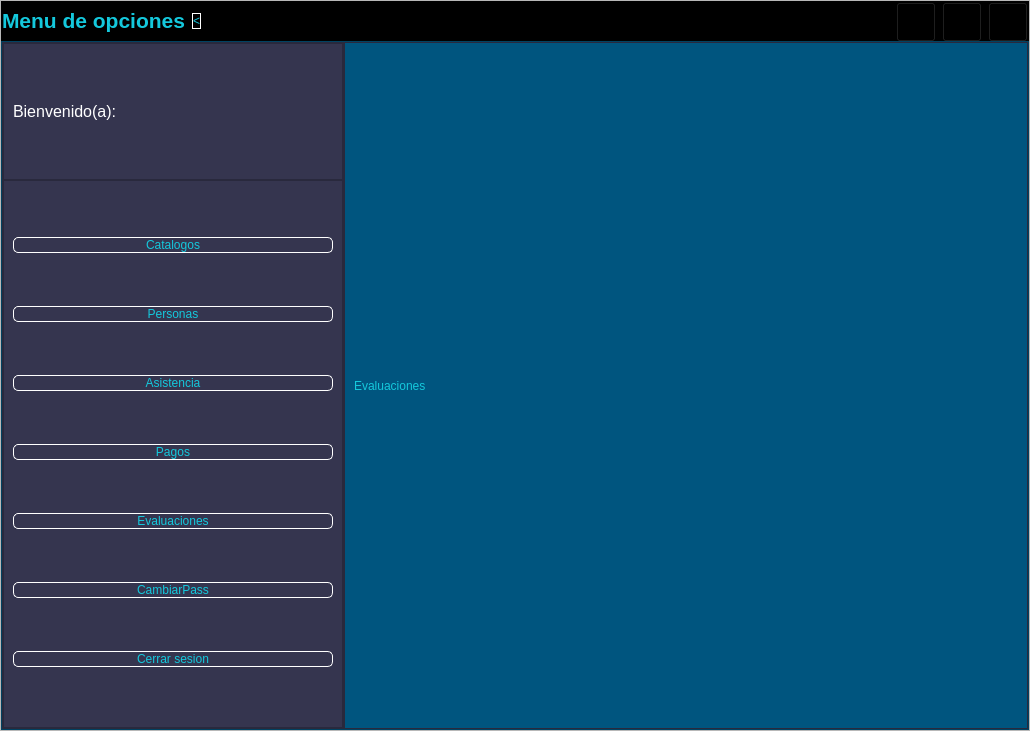
Old version of the form PracticaC4_1/Gui/ControlWindows.ui in the repository FaTeWendering/PracticaC4_1_admin_database.
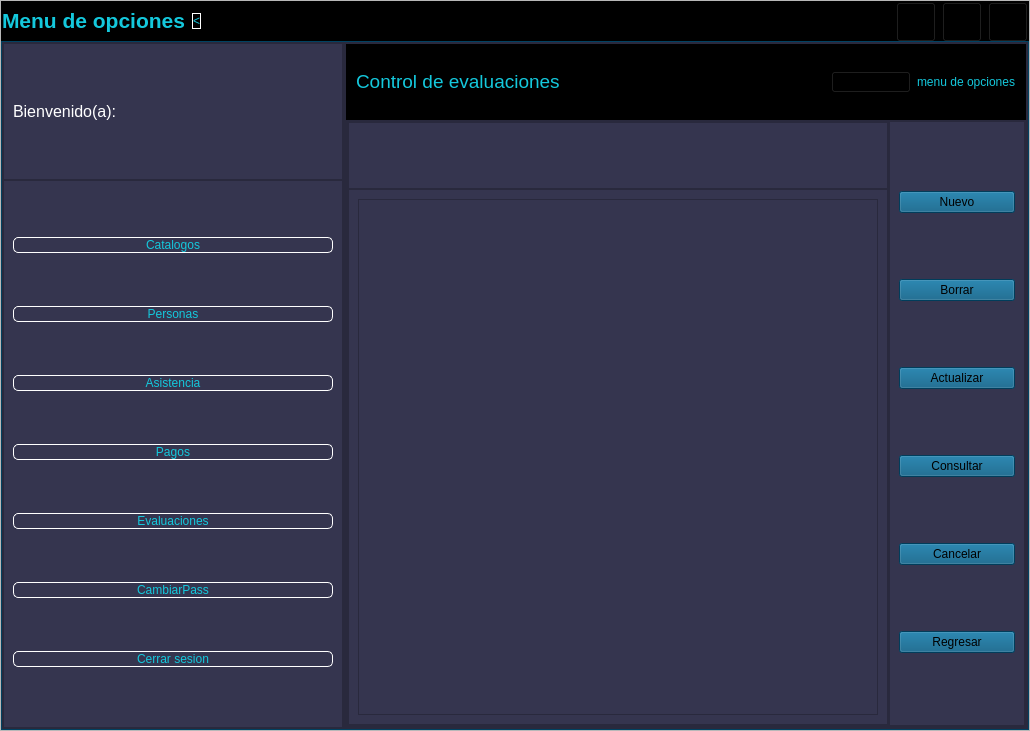
New version of the form. The open tabs and pages were chosen to show the change. Icons and pictures are not drawn.

Patch:
```diff
--- a/PracticaC4_1/Gui/ControlWindows.ui
+++ b/PracticaC4_1/Gui/ControlWindows.ui
@@ -1646,11 +1646,252 @@
               </widget>
               <widget class="QWidget" name="Evaluaciones">
                <layout class="QHBoxLayout" name="horizontalLayout_12">
+                <property name="spacing">
+                 <number>0</number>
+                </property>
+                <property name="leftMargin">
+                 <number>0</number>
+                </property>
+                <property name="topMargin">
+                 <number>0</number>
+                </property>
+                <property name="rightMargin">
+                 <number>0</number>
+                </property>
+                <property name="bottomMargin">
+                 <number>0</number>
+                </property>
                 <item>
-                 <widget class="QLabel" name="label_9">
-                  <property name="text">
-                   <string>Evaluaciones</string>
+                 <widget class="QFrame" name="frame_44">
+                  <property name="frameShape">
+                   <enum>QFrame::StyledPanel</enum>
                   </property>
+                  <property name="frameShadow">
+                   <enum>QFrame::Raised</enum>
+                  </property>
+                  <layout class="QVBoxLayout" name="verticalLayout_28" stretch="1,8">
+                   <property name="spacing">
+                    <number>0</number>
+                   </property>
+                   <property name="leftMargin">
+                    <number>0</number>
+                   </property>
+                   <property name="topMargin">
+                    <number>0</number>
+                   </property>
+                   <property name="rightMargin">
+                    <number>0</number>
+                   </property>
+                   <property name="bottomMargin">
+                    <number>0</number>
+                   </property>
+                   <item>
+                    <widget class="QFrame" name="frame_45">
+                     <property name="styleSheet">
+                      <string notr="true">background-color: rgb(0, 0, 0);</string>
+                     </property>
+                     <property name="frameShape">
+                      <enum>QFrame::StyledPanel</enum>
+                     </property>
+                     <property name="frameShadow">
+                      <enum>QFrame::Raised</enum>
+                     </property>
+                     <layout class="QHBoxLayout" name="horizontalLayout_40">
+                      <item>
+                       <widget class="QLabel" name="label_9">
+                        <property name="text">
+                         <string>&lt;html&gt;&lt;head/&gt;&lt;body&gt;&lt;p&gt;&lt;span style=&quot; font-size:14pt;&quot;&gt;Control de evaluaciones&lt;/span&gt;&lt;/p&gt;&lt;/body&gt;&lt;/html&gt;</string>
+                        </property>
+                       </widget>
+                      </item>
+                      <item>
+                       <spacer name="horizontalSpacer_11">
+                        <property name="orientation">
+                         <enum>Qt::Horizontal</enum>
+                        </property>
+                        <property name="sizeHint" stdset="0">
+                         <size>
+                          <width>291</width>
+                          <height>20</height>
+                         </size>
+                        </property>
+                       </spacer>
+                      </item>
+                      <item>
+                       <widget class="QPushButton" name="pushButton_6">
+                        <property name="text">
+                         <string>&gt;</string>
+                        </property>
+                       </widget>
+                      </item>
+                      <item>
+                       <widget class="QLabel" name="label_38">
+                        <property name="text">
+                         <string>menu de opciones</string>
+                        </property>
+                       </widget>
+                      </item>
+                     </layout>
+                    </widget>
+                   </item>
+                   <item>
+                    <widget class="QFrame" name="frame_46">
+                     <property name="frameShape">
+                      <enum>QFrame::StyledPanel</enum>
+                     </property>
+                     <property name="frameShadow">
+                      <enum>QFrame::Raised</enum>
+                     </property>
+                     <layout class="QHBoxLayout" name="horizontalLayout_41" stretch="8,2">
+                      <property name="spacing">
+                       <number>0</number>
+                      </property>
+                      <property name="leftMargin">
+                       <number>0</number>
+                      </property>
+                      <property name="topMargin">
+                       <number>0</number>
+                      </property>
+                      <property name="rightMargin">
+                       <number>0</number>
+                      </property>
+                      <property name="bottomMargin">
+                       <number>0</number>
+                      </property>
+                      <item>
+                       <widget class="QFrame" name="frame_47">
+                        <property name="frameShape">
+                         <enum>QFrame::StyledPanel</enum>
+                        </property>
+                        <property name="frameShadow">
+                         <enum>QFrame::Raised</enum>
+                        </property>
+                        <layout class="QHBoxLayout" name="horizontalLayout_42">
+                         <property name="spacing">
+                          <number>0</number>
+                         </property>
+                         <property name="leftMargin">
+                          <number>0</number>
+                         </property>
+                         <property name="topMargin">
+                          <number>0</number>
+                         </property>
+                         <property name="rightMargin">
+                          <number>0</number>
+                         </property>
+                         <property name="bottomMargin">
+                          <number>0</number>
+                         </property>
+                         <item>
+                          <widget class="QStackedWidget" name="stackedWidget_4">
+                           <widget class="QWidget" name="page_5">
+                            <layout class="QVBoxLayout" name="verticalLayout_30" stretch="1,8">
+                             <property name="spacing">
+                              <number>0</number>
+                             </property>
+                             <property name="leftMargin">
+                              <number>0</number>
+                             </property>
+                             <property name="topMargin">
+                              <number>0</number>
+                             </property>
+                             <property name="rightMargin">
+                              <number>0</number>
+                             </property>
+                             <property name="bottomMargin">
+                              <number>0</number>
+                             </property>
+                             <item>
+                              <widget class="QFrame" name="frame_49">
+                               <property name="frameShape">
+                                <enum>QFrame::StyledPanel</enum>
+                               </property>
+                               <property name="frameShadow">
+                                <enum>QFrame::Raised</enum>
+                               </property>
+                              </widget>
+                             </item>
+                             <item>
+                              <widget class="QFrame" name="frame_50">
+                               <property name="frameShape">
+                                <enum>QFrame::StyledPanel</enum>
+                               </property>
+                               <property name="frameShadow">
+                                <enum>QFrame::Raised</enum>
+                               </property>
+                               <layout class="QHBoxLayout" name="horizontalLayout_43">
+                                <item>
+                                 <widget class="QTableWidget" name="tableWidget_3"/>
+                                </item>
+                               </layout>
+                              </widget>
+                             </item>
+                            </layout>
+                           </widget>
+                           <widget class="QWidget" name="page_6"/>
+                          </widget>
+                         </item>
+                        </layout>
+                       </widget>
+                      </item>
+                      <item>
+                       <widget class="QFrame" name="frame_48">
+                        <property name="frameShape">
+                         <enum>QFrame::StyledPanel</enum>
+                        </property>
+                        <property name="frameShadow">
+                         <enum>QFrame::Raised</enum>
+                        </property>
+                        <layout class="QVBoxLayout" name="verticalLayout_29">
+                         <item>
+                          <widget class="QPushButton" name="btn_eva_nuevo">
+                           <property name="text">
+                            <string>Nuevo</string>
+                           </property>
+                          </widget>
+                         </item>
+                         <item>
+                          <widget class="QPushButton" name="btn_eva_borrar">
+                           <property name="text">
+                            <string>Borrar</string>
+                           </property>
+                          </widget>
+                         </item>
+                         <item>
+                          <widget class="QPushButton" name="btn_eva_actualizar">
+                           <property name="text">
+                            <string>Actualizar</string>
+                           </property>
+                          </widget>
+                         </item>
+                         <item>
+                          <widget class="QPushButton" name="btn_eva_consultar">
+                           <property name="text">
+                            <string>Consultar</string>
+                           </property>
+                          </widget>
+                         </item>
+                         <item>
+                          <widget class="QPushButton" name="btn_eva_cancelar">
+                           <property name="text">
+                            <string>Cancelar</string>
+                           </property>
+                          </widget>
+                         </item>
+                         <item>
+                          <widget class="QPushButton" name="btn_eva_regresar">
+                           <property name="text">
+                            <string>Regresar</string>
+                           </property>
+                          </widget>
+                         </item>
+                        </layout>
+                       </widget>
+                      </item>
+                     </layout>
+                    </widget>
+                   </item>
+                  </layout>
                  </widget>
                 </item>
                </layout>
```
Left out of the diff: 487 changed lines with no effect on the pictures.
